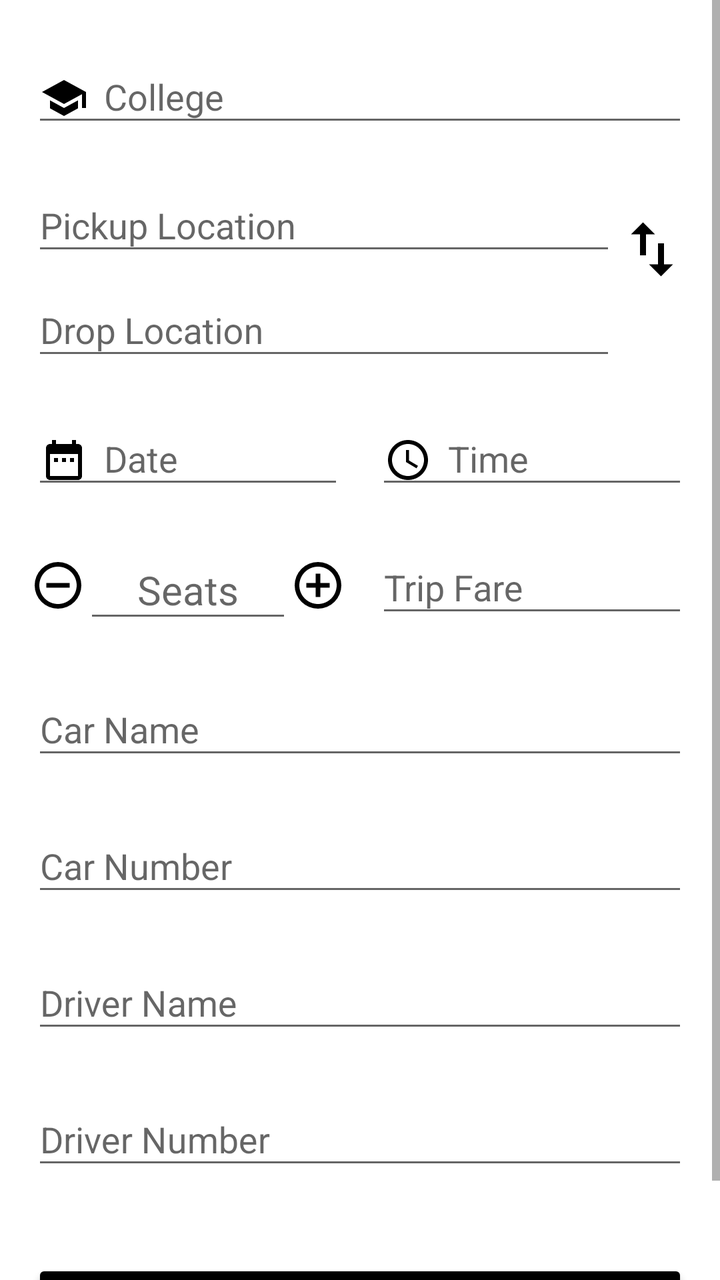
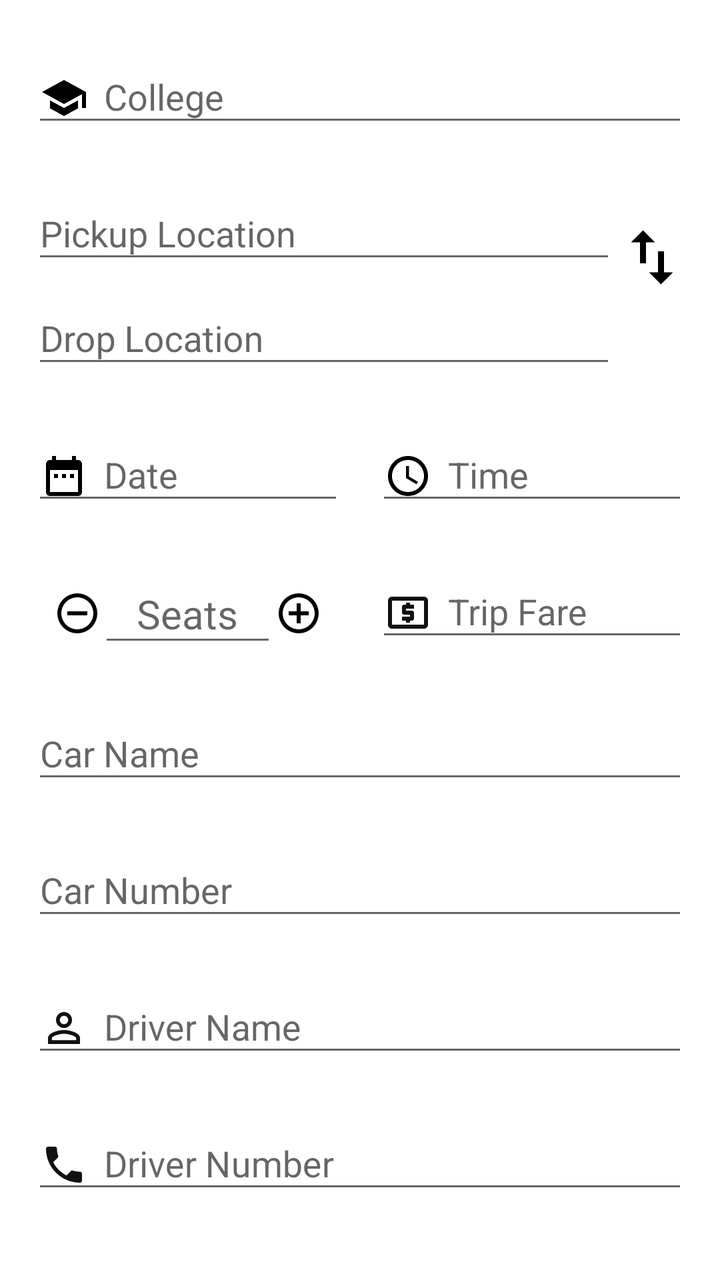

Screens rendered from an Android XML layout before and after an edit, with the pre-edit source and the edit as a unified diff.
<!-- AndroidManifest.xml: application theme AppTheme -->
<!-- res/layout/activity_add_car.xml -->
<?xml version="1.0" encoding="utf-8"?>
<ScrollView xmlns:android="http://schemas.android.com/apk/res/android"
    xmlns:tools="http://schemas.android.com/tools"
    android:layout_width="match_parent"
    android:layout_height="match_parent"
    android:fitsSystemWindows="true">

    <LinearLayout
        android:layout_width="match_parent"
        android:layout_height="wrap_content"
        android:background="@color/white"
        android:orientation="vertical"
        android:paddingBottom="16dp"
        android:paddingLeft="16dp"
        android:paddingRight="16dp"
        android:paddingTop="16dp">

        <LinearLayout
            android:layout_width="match_parent"
            android:layout_height="wrap_content"
            android:layout_marginBottom="12dp"
            android:baselineAligned="false"
            android:orientation="horizontal">

            <android.support.design.widget.TextInputLayout
                android:layout_width="0dp"
                android:layout_height="wrap_content"
                android:layout_weight="1">

                <AutoCompleteTextView
                    android:id="@+id/add_car_college"
                    android:layout_width="match_parent"
                    android:layout_height="wrap_content"
                    android:drawablePadding="8dp"
                    android:drawableStart="@drawable/ic_college"
                    android:hint="@string/college"
                    android:inputType="textAutoComplete|text"
                    android:maxLines="1"
                    android:singleLine="true" />

            </android.support.design.widget.TextInputLayout>

        </LinearLayout>

        <LinearLayout
            android:layout_width="match_parent"
            android:layout_height="wrap_content"
            android:layout_marginBottom="12dp"
            android:orientation="horizontal">

            <LinearLayout
                android:layout_width="0dp"
                android:layout_height="wrap_content"
                android:layout_weight="1"
                android:orientation="vertical">

                <android.support.design.widget.TextInputLayout
                    android:layout_width="match_parent"
                    android:layout_height="0dp"
                    android:layout_weight="1"
                    tools:ignore="NestedWeights">

                    <AutoCompleteTextView
                        android:id="@+id/add_car_pickup"
                        android:layout_width="match_parent"
                        android:layout_height="wrap_content"
                        android:hint="@string/from"
                        android:inputType="textAutoComplete|text"
                        android:maxLines="1"
                        android:singleLine="true" />

                </android.support.design.widget.TextInputLayout>

                <android.support.design.widget.TextInputLayout
                    android:layout_width="match_parent"
                    android:layout_height="0dp"
                    android:layout_weight="1">

                    <AutoCompleteTextView
                        android:id="@+id/add_car_drop"
                        android:layout_width="match_parent"
                        android:layout_height="wrap_content"
                        android:hint="@string/to"
                        android:inputType="textAutoComplete|text"
                        android:maxLines="1"
                        android:singleLine="true" />

                </android.support.design.widget.TextInputLayout>

            </LinearLayout>

            <ImageButton
                android:id="@+id/add_car_swap_location"
                android:layout_width="wrap_content"
                android:layout_height="wrap_content"
                android:layout_gravity="center_vertical"
                android:layout_marginBottom="8dp"
                android:background="@color/white"
                android:clickable="true"
                android:focusable="true"
                android:src="@drawable/ic_swap"
                tools:ignore="ContentDescription" />

        </LinearLayout>

        <LinearLayout
            android:layout_width="match_parent"
            android:layout_height="wrap_content"
            android:layout_marginBottom="12dp"
            android:baselineAligned="false"
            android:orientation="horizontal">

            <android.support.design.widget.TextInputLayout
                android:layout_width="0dp"
                android:layout_height="wrap_content"
                android:layout_marginEnd="16dp"
                android:layout_weight="1"
                tools:ignore="NestedWeights">

                <EditText
                    android:id="@+id/add_car_date"
                    android:layout_width="match_parent"
                    android:layout_height="wrap_content"
                    android:drawablePadding="8dp"
                    android:drawableStart="@drawable/ic_date"
                    android:focusable="false"
                    android:hint="@string/date_of_ride"
                    android:inputType="date"
                    android:maxLines="1"
                    android:singleLine="true" />

            </android.support.design.widget.TextInputLayout>

            <android.support.design.widget.TextInputLayout
                android:layout_width="0dp"
                android:layout_height="wrap_content"
                android:layout_weight="1">

                <EditText
                    android:id="@+id/add_car_time"
                    android:layout_width="match_parent"
                    android:layout_height="wrap_content"
                    android:drawablePadding="8dp"
                    android:drawableStart="@drawable/ic_time"
                    android:focusable="false"
                    android:hint="@string/time_of_ride"
                    android:inputType="datetime"
                    android:maxLines="1"
                    android:singleLine="true" />

            </android.support.design.widget.TextInputLayout>

        </LinearLayout>

        <LinearLayout
            android:layout_width="match_parent"
            android:layout_height="wrap_content"
            android:baselineAligned="false"
            android:gravity="center">

            <LinearLayout
                android:layout_width="0dp"
                android:layout_height="wrap_content"
                android:layout_marginEnd="16dp"
                android:layout_weight="1"
                android:baselineAligned="false">

                <LinearLayout
                    android:layout_width="0dp"
                    android:layout_height="match_parent"
                    android:layout_weight="1"
                    android:gravity="center"
                    tools:ignore="NestedWeights">

                    <Button
                        android:id="@+id/add_car_decrease_seat"
                        android:layout_width="28dp"
                        android:layout_height="28dp"
                        android:layout_marginTop="4dp"
                        android:background="@drawable/ic_minus_seats" />

                </LinearLayout>

                <android.support.design.widget.TextInputLayout
                    android:layout_width="0dp"
                    android:layout_height="wrap_content"
                    android:layout_weight="4">

                    <EditText
                        android:id="@+id/add_car_seats"
                        android:layout_width="match_parent"
                        android:layout_height="wrap_content"
                        android:layout_gravity="center"
                        android:focusable="false"
                        android:gravity="center"
                        android:hint="@string/seats"
                        android:inputType="number"
                        android:maxLines="1"
                        android:singleLine="true"
                        android:textSize="20sp" />

                </android.support.design.widget.TextInputLayout>

                <LinearLayout
                    android:layout_width="0dp"
                    android:layout_height="match_parent"
                    android:layout_weight="1"
                    android:gravity="center">

                    <Button
                        android:id="@+id/add_car_increase_seat"
                        android:layout_width="28dp"
                        android:layout_height="28dp"
                        android:layout_marginTop="4dp"
                        android:background="@drawable/ic_plus_seats" />

                </LinearLayout>

            </LinearLayout>

            <LinearLayout
                android:layout_width="0dp"
                android:layout_height="match_parent"
                android:layout_weight="1">

                <android.support.design.widget.TextInputLayout
                    android:layout_width="match_parent"
                    android:layout_height="wrap_content">

                    <EditText
                        android:id="@+id/add_car_fare"
                        android:layout_width="match_parent"
                        android:layout_height="wrap_content"
                        android:hint="@string/trip_fare"
                        android:inputType="number" />

                </android.support.design.widget.TextInputLayout>

            </LinearLayout>

        </LinearLayout>

        <android.support.design.widget.TextInputLayout
            android:layout_width="match_parent"
            android:layout_height="wrap_content"
            android:layout_marginBottom="16dp"
            android:layout_marginTop="16dp">

            <EditText
                android:id="@+id/add_car_name"
                android:layout_width="match_parent"
                android:layout_height="wrap_content"
                android:hint="@string/car_name"
                android:inputType="text" />

        </android.support.design.widget.TextInputLayout>

        <android.support.design.widget.TextInputLayout
            android:layout_width="match_parent"
            android:layout_height="wrap_content"
            android:layout_marginBottom="16dp">

            <EditText
                android:id="@+id/add_car_number"
                android:layout_width="match_parent"
                android:layout_height="wrap_content"
                android:hint="@string/car_number"
                android:inputType="text|number" />

        </android.support.design.widget.TextInputLayout>

        <android.support.design.widget.TextInputLayout
            android:layout_width="match_parent"
            android:layout_height="wrap_content"
            android:layout_marginBottom="16dp">

            <EditText
                android:id="@+id/add_car_driver_name"
                android:layout_width="match_parent"
                android:layout_height="wrap_content"
                android:hint="@string/driver_name"
                android:inputType="textPersonName" />

        </android.support.design.widget.TextInputLayout>

        <android.support.design.widget.TextInputLayout
            android:layout_width="match_parent"
            android:layout_height="wrap_content"
            android:layout_marginBottom="16dp">

            <EditText
                android:id="@+id/add_car_driver_contact"
                android:layout_width="match_parent"
                android:layout_height="wrap_content"
                android:hint="@string/driver_number"
                android:inputType="number" />

        </android.support.design.widget.TextInputLayout>

        <Button
            android:id="@+id/button_add_car"
            style="?android:textAppearanceSmall"
            android:layout_width="match_parent"
            android:layout_height="wrap_content"
            android:layout_gravity="center_horizontal"
            android:layout_marginTop="24dp"
            android:text="@string/add_car"
            android:textColor="#ffffff"
            android:textStyle="bold"
            android:theme="@style/buttonTheme" />

    </LinearLayout>

</ScrollView>
<!-- resources referenced by this layout -->
<resources>
  <color name="white">#FFFFFF</color>
  <!-- drawable ic_college (drawable) -->
  <vector xmlns:android="http://schemas.android.com/apk/res/android"
      android:width="24dp"
      android:height="24dp"
      android:viewportHeight="24.0"
      android:viewportWidth="24.0">
      <path
          android:fillColor="#FF000000"
          android:pathData="M5,13.18v4L12,21l7,-3.82v-4L12,17l-7,-3.82zM12,3L1,9l11,6 9,-4.91V17h2V9L12,3z" />
  </vector>
  <!-- drawable ic_swap (drawable) -->
  <vector xmlns:android="http://schemas.android.com/apk/res/android"
      android:width="36dp"
      android:height="36dp"
      android:viewportHeight="24.0"
      android:viewportWidth="24.0">
      <path
          android:fillColor="#FF000000"
          android:pathData="M16,17.01V10h-2v7.01h-3L15,21l4,-3.99h-3zM9,3L5,6.99h3V14h2V6.99h3L9,3z" />
  </vector>
  <string name="add_car">Add Car</string>
  <string name="car_name">Car Name</string>
  <string name="car_number">Car Number</string>
  <string name="college">College</string>
  <string name="date_of_ride">Date</string>
  <string name="driver_name">Driver Name</string>
  <string name="driver_number">Driver Number</string>
  <string name="from">Pickup Location</string>
  <string name="seats">Seats</string>
  <string name="time_of_ride">Time</string>
  <string name="to">Drop Location</string>
  <string name="trip_fare">Trip Fare</string>
  <style name="buttonTheme" parent="Theme.AppCompat.Light.DarkActionBar">
          <item name="colorButtonNormal">#000000</item>
      </style>
  <style name="AppTheme" parent="Theme.AppCompat.Light.DarkActionBar">
          <item name="colorPrimary">@color/colorPrimary</item>
          <item name="colorPrimaryDark">@color/colorPrimaryDark</item>
          <item name="colorAccent">@color/colorAccent</item>
      </style>
  <color name="colorPrimary">#000000</color>
  <color name="colorPrimaryDark">#000000</color>
  <color name="colorAccent">#000000</color>
  <!-- unchanged entries left out for length: 4 -->
</resources>

<!-- the commit's change to res/layout/activity_add_car.xml (unified diff, before → after) -->
@@ -3,49 +3,42 @@
     xmlns:tools="http://schemas.android.com/tools"
     android:layout_width="match_parent"
     android:layout_height="match_parent"
-    android:fitsSystemWindows="true">
+    android:fitsSystemWindows="true"
+    android:scrollbars="none">
 
     <LinearLayout
         android:layout_width="match_parent"
         android:layout_height="wrap_content"
         android:background="@color/white"
+        android:focusable="true"
+        android:focusableInTouchMode="true"
         android:orientation="vertical"
-        android:paddingBottom="16dp"
-        android:paddingLeft="16dp"
-        android:paddingRight="16dp"
-        android:paddingTop="16dp">
+        android:padding="16dp">
+
+        <android.support.design.widget.TextInputLayout
+            android:id="@+id/add_car_college_layout"
+            android:layout_width="match_parent"
+            android:layout_height="wrap_content"
+            android:layout_marginBottom="16dp">
+
+            <AutoCompleteTextView
+                android:id="@+id/add_car_college"
+                android:layout_width="match_parent"
+                android:layout_height="wrap_content"
+                android:drawablePadding="8dp"
+                android:drawableStart="@drawable/ic_college"
+                android:hint="@string/college"
+                android:inputType="textAutoComplete|text"
+                android:longClickable="false"
+                android:nextFocusLeft="@id/add_car_college"
+                android:nextFocusUp="@id/add_car_college" />
+
+        </android.support.design.widget.TextInputLayout>
 
         <LinearLayout
             android:layout_width="match_parent"
             android:layout_height="wrap_content"
-            android:layout_marginBottom="12dp"
-            android:baselineAligned="false"
-            android:orientation="horizontal">
-
-            <android.support.design.widget.TextInputLayout
-                android:layout_width="0dp"
-                android:layout_height="wrap_content"
-                android:layout_weight="1">
-
-                <AutoCompleteTextView
-                    android:id="@+id/add_car_college"
-                    android:layout_width="match_parent"
-                    android:layout_height="wrap_content"
-                    android:drawablePadding="8dp"
-                    android:drawableStart="@drawable/ic_college"
-                    android:hint="@string/college"
-                    android:inputType="textAutoComplete|text"
-                    android:maxLines="1"
-                    android:singleLine="true" />
-
-            </android.support.design.widget.TextInputLayout>
-
-        </LinearLayout>
-
-        <LinearLayout
-            android:layout_width="match_parent"
-            android:layout_height="wrap_content"
-            android:layout_marginBottom="12dp"
+            android:layout_marginBottom="16dp"
             android:orientation="horizontal">
 
             <LinearLayout
@@ -55,35 +48,32 @@
                 android:orientation="vertical">
 
                 <android.support.design.widget.TextInputLayout
-                    android:layout_width="match_parent"
-                    android:layout_height="0dp"
-                    android:layout_weight="1"
-                    tools:ignore="NestedWeights">
+                    android:id="@+id/add_car_pickup_layout"
+                    android:layout_width="match_parent"
+                    android:layout_height="wrap_content">
 
                     <AutoCompleteTextView
                         android:id="@+id/add_car_pickup"
                         android:layout_width="match_parent"
                         android:layout_height="wrap_content"
-                        android:hint="@string/from"
+                        android:hint="@string/pickup_location"
                         android:inputType="textAutoComplete|text"
-                        android:maxLines="1"
-                        android:singleLine="true" />
+                        android:longClickable="false" />
 
                 </android.support.design.widget.TextInputLayout>
 
                 <android.support.design.widget.TextInputLayout
-                    android:layout_width="match_parent"
-                    android:layout_height="0dp"
-                    android:layout_weight="1">
+                    android:id="@+id/add_car_drop_layout"
+                    android:layout_width="match_parent"
+                    android:layout_height="wrap_content">
 
                     <AutoCompleteTextView
                         android:id="@+id/add_car_drop"
                         android:layout_width="match_parent"
                         android:layout_height="wrap_content"
-                        android:hint="@string/to"
+                        android:hint="@string/drop_location"
                         android:inputType="textAutoComplete|text"
-                        android:maxLines="1"
-                        android:singleLine="true" />
+                        android:longClickable="false" />
 
                 </android.support.design.widget.TextInputLayout>
 
@@ -106,47 +96,47 @@
         <LinearLayout
             android:layout_width="match_parent"
             android:layout_height="wrap_content"
-            android:layout_marginBottom="12dp"
+            android:layout_marginBottom="16dp"
             android:baselineAligned="false"
             android:orientation="horizontal">
 
             <android.support.design.widget.TextInputLayout
+                android:id="@+id/add_car_date_layout"
                 android:layout_width="0dp"
                 android:layout_height="wrap_content"
                 android:layout_marginEnd="16dp"
                 android:layout_weight="1"
                 tools:ignore="NestedWeights">
 
-                <EditText
+                <android.support.design.widget.TextInputEditText
                     android:id="@+id/add_car_date"
                     android:layout_width="match_parent"
                     android:layout_height="wrap_content"
                     android:drawablePadding="8dp"
                     android:drawableStart="@drawable/ic_date"
                     android:focusable="false"
-                    android:hint="@string/date_of_ride"
+                    android:hint="@string/date"
                     android:inputType="date"
-                    android:maxLines="1"
-                    android:singleLine="true" />
+                    android:longClickable="false" />
 
             </android.support.design.widget.TextInputLayout>
 
             <android.support.design.widget.TextInputLayout
+                android:id="@+id/add_car_time_layout"
                 android:layout_width="0dp"
                 android:layout_height="wrap_content"
                 android:layout_weight="1">
 
-                <EditText
+                <android.support.design.widget.TextInputEditText
                     android:id="@+id/add_car_time"
                     android:layout_width="match_parent"
                     android:layout_height="wrap_content"
                     android:drawablePadding="8dp"
                     android:drawableStart="@drawable/ic_time"
                     android:focusable="false"
-                    android:hint="@string/time_of_ride"
-                    android:inputType="datetime"
-                    android:maxLines="1"
-                    android:singleLine="true" />
+                    android:hint="@string/time"
+                    android:inputType="time"
+                    android:longClickable="false" />
 
             </android.support.design.widget.TextInputLayout>
 
@@ -155,8 +145,8 @@
         <LinearLayout
             android:layout_width="match_parent"
             android:layout_height="wrap_content"
-            android:baselineAligned="false"
-            android:gravity="center">
+            android:layout_marginBottom="16dp"
+            android:baselineAligned="false">
 
             <LinearLayout
                 android:layout_width="0dp"
@@ -168,25 +158,27 @@
                 <LinearLayout
                     android:layout_width="0dp"
                     android:layout_height="match_parent"
-                    android:layout_weight="1"
+                    android:layout_weight="1.5"
                     android:gravity="center"
                     tools:ignore="NestedWeights">
 
                     <Button
                         android:id="@+id/add_car_decrease_seat"
-                        android:layout_width="28dp"
-                        android:layout_height="28dp"
-                        android:layout_marginTop="4dp"
+                        android:layout_width="24dp"
+                        android:layout_height="24dp"
+                        android:layout_marginStart="12dp"
+                        android:layout_marginTop="6dp"
                         android:background="@drawable/ic_minus_seats" />
 
                 </LinearLayout>
 
                 <android.support.design.widget.TextInputLayout
+                    android:id="@+id/add_car_seats_layout"
                     android:layout_width="0dp"
                     android:layout_height="wrap_content"
                     android:layout_weight="4">
 
-                    <EditText
+                    <android.support.design.widget.TextInputEditText
                         android:id="@+id/add_car_seats"
                         android:layout_width="match_parent"
                         android:layout_height="wrap_content"
@@ -195,8 +187,7 @@
                         android:gravity="center"
                         android:hint="@string/seats"
                         android:inputType="number"
-                        android:maxLines="1"
-                        android:singleLine="true"
+                        android:longClickable="false"
                         android:textSize="20sp" />
 
                 </android.support.design.widget.TextInputLayout>
@@ -204,49 +195,48 @@
                 <LinearLayout
                     android:layout_width="0dp"
                     android:layout_height="match_parent"
-                    android:layout_weight="1"
+                    android:layout_weight="1.5"
                     android:gravity="center">
 
                     <Button
                         android:id="@+id/add_car_increase_seat"
-                        android:layout_width="28dp"
-                        android:layout_height="28dp"
-                        android:layout_marginTop="4dp"
+                        android:layout_width="24dp"
+                        android:layout_height="24dp"
+                        android:layout_marginEnd="12dp"
+                        android:layout_marginTop="6dp"
                         android:background="@drawable/ic_plus_seats" />
 
                 </LinearLayout>
 
             </LinearLayout>
 
-            <LinearLayout
+            <android.support.design.widget.TextInputLayout
+                android:id="@+id/add_car_fare_layout"
                 android:layout_width="0dp"
                 android:layout_height="match_parent"
                 android:layout_weight="1">
 
-                <android.support.design.widget.TextInputLayout
-                    android:layout_width="match_parent"
-                    android:layout_height="wrap_content">
-
-                    <EditText
-                        android:id="@+id/add_car_fare"
-                        android:layout_width="match_parent"
-                        android:layout_height="wrap_content"
-                        android:hint="@string/trip_fare"
-                        android:inputType="number" />
-
-                </android.support.design.widget.TextInputLayout>
-
-            </LinearLayout>
+                <android.support.design.widget.TextInputEditText
+                    android:id="@+id/add_car_fare"
+                    android:layout_width="match_parent"
+                    android:layout_height="wrap_content"
+                    android:drawablePadding="8dp"
+                    android:drawableStart="@drawable/ic_fare"
+                    android:hint="@string/trip_fare"
+                    android:inputType="number"
+                    android:maxLength="4" />
+
+            </android.support.design.widget.TextInputLayout>
 
         </LinearLayout>
 
         <android.support.design.widget.TextInputLayout
-            android:layout_width="match_parent"
-            android:layout_height="wrap_content"
-            android:layout_marginBottom="16dp"
-            android:layout_marginTop="16dp">
-
-            <EditText
+            android:id="@+id/add_car_name_layout"
+            android:layout_width="match_parent"
+            android:layout_height="wrap_content"
+            android:layout_marginBottom="16dp">
+
+            <android.support.design.widget.TextInputEditText
                 android:id="@+id/add_car_name"
                 android:layout_width="match_parent"
                 android:layout_height="wrap_content"
@@ -256,44 +246,53 @@
         </android.support.design.widget.TextInputLayout>
 
         <android.support.design.widget.TextInputLayout
-            android:layout_width="match_parent"
-            android:layout_height="wrap_content"
-            android:layout_marginBottom="16dp">
-
-            <EditText
+            android:id="@+id/add_car_number_layout"
+            android:layout_width="match_parent"
+            android:layout_height="wrap_content"
+            android:layout_marginBottom="16dp">
+
+            <android.support.design.widget.TextInputEditText
                 android:id="@+id/add_car_number"
                 android:layout_width="match_parent"
                 android:layout_height="wrap_content"
                 android:hint="@string/car_number"
-                android:inputType="text|number" />
-
-        </android.support.design.widget.TextInputLayout>
-
-        <android.support.design.widget.TextInputLayout
-            android:layout_width="match_parent"
-            android:layout_height="wrap_content"
-            android:layout_marginBottom="16dp">
-
-            <EditText
+                android:inputType="text"
+                tools:ignore="TextFields" />
+
+        </android.support.design.widget.TextInputLayout>
+
+        <android.support.design.widget.TextInputLayout
+            android:id="@+id/add_car_driver_name_layout"
+            android:layout_width="match_parent"
+            android:layout_height="wrap_content"
+            android:layout_marginBottom="16dp">
+
+            <android.support.design.widget.TextInputEditText
                 android:id="@+id/add_car_driver_name"
                 android:layout_width="match_parent"
                 android:layout_height="wrap_content"
+                android:drawablePadding="8dp"
+                android:drawableStart="@drawable/ic_driver"
                 android:hint="@string/driver_name"
                 android:inputType="textPersonName" />
 
         </android.support.design.widget.TextInputLayout>
 
         <android.support.design.widget.TextInputLayout
-            android:layout_width="match_parent"
-            android:layout_height="wrap_content"
-            android:layout_marginBottom="16dp">
-
-            <EditText
+            android:id="@+id/add_car_driver_contact_layout"
+            android:layout_width="match_parent"
+            android:layout_height="wrap_content"
+            android:layout_marginBottom="16dp">
+
+            <android.support.design.widget.TextInputEditText
                 android:id="@+id/add_car_driver_contact"
                 android:layout_width="match_parent"
                 android:layout_height="wrap_content"
+                android:drawablePadding="8dp"
+                android:drawableStart="@drawable/ic_phone"
                 android:hint="@string/driver_number"
-                android:inputType="number" />
+                android:inputType="phone"
+                android:maxLength="14" />
 
         </android.support.design.widget.TextInputLayout>
 
@@ -303,6 +302,7 @@
             android:layout_width="match_parent"
             android:layout_height="wrap_content"
             android:layout_gravity="center_horizontal"
+            android:layout_marginBottom="16dp"
             android:layout_marginTop="24dp"
             android:text="@string/add_car"
             android:textColor="#ffffff"
<!-- resource entries referenced after the edit -->
@@ -10,6 +10,39 @@
       <path
           android:fillColor="#FF000000"
           android:pathData="M5,13.18v4L12,21l7,-3.82v-4L12,17l-7,-3.82zM12,3L1,9l11,6 9,-4.91V17h2V9L12,3z" />
+  </vector>
+  <!-- drawable ic_driver (drawable) -->
+  <vector xmlns:android="http://schemas.android.com/apk/res/android"
+      android:width="24dp"
+      android:height="24dp"
+      android:tint="#111111"
+      android:viewportHeight="24.0"
+      android:viewportWidth="24.0">
+      <path
+          android:fillColor="#FF000000"
+          android:pathData="M12,5.9c1.16,0 2.1,0.94 2.1,2.1s-0.94,2.1 -2.1,2.1S9.9,9.16 9.9,8s0.94,-2.1 2.1,-2.1m0,9c2.97,0 6.1,1.46 6.1,2.1v1.1L5.9,18.1L5.9,17c0,-0.64 3.13,-2.1 6.1,-2.1M12,4C9.79,4 8,5.79 8,8s1.79,4 4,4 4,-1.79 4,-4 -1.79,-4 -4,-4zM12,13c-2.67,0 -8,1.34 -8,4v3h16v-3c0,-2.66 -5.33,-4 -8,-4z" />
+  </vector>
+  <!-- drawable ic_fare (drawable) -->
+  <vector xmlns:android="http://schemas.android.com/apk/res/android"
+      android:width="24dp"
+      android:height="24dp"
+      android:tint="#111111"
+      android:viewportHeight="24.0"
+      android:viewportWidth="24.0">
+      <path
+          android:fillColor="#FF000000"
+          android:pathData="M11,17h2v-1h1c0.55,0 1,-0.45 1,-1v-3c0,-0.55 -0.45,-1 -1,-1h-3v-1h4L15,8h-2L13,7h-2v1h-1c-0.55,0 -1,0.45 -1,1v3c0,0.55 0.45,1 1,1h3v1L9,14v2h2v1zM20,4L4,4c-1.11,0 -1.99,0.89 -1.99,2L2,18c0,1.11 0.89,2 2,2h16c1.11,0 2,-0.89 2,-2L22,6c0,-1.11 -0.89,-2 -2,-2zM20,18L4,18L4,6h16v12z" />
+  </vector>
+  <!-- drawable ic_phone (drawable) -->
+  <vector xmlns:android="http://schemas.android.com/apk/res/android"
+      android:width="24dp"
+      android:height="24dp"
+      android:tint="#111111"
+      android:viewportHeight="24.0"
+      android:viewportWidth="24.0">
+      <path
+          android:fillColor="#FF000000"
+          android:pathData="M6.62,10.79c1.44,2.83 3.76,5.14 6.59,6.59l2.2,-2.2c0.27,-0.27 0.67,-0.36 1.02,-0.24 1.12,0.37 2.33,0.57 3.57,0.57 0.55,0 1,0.45 1,1V20c0,0.55 -0.45,1 -1,1 -9.39,0 -17,-7.61 -17,-17 0,-0.55 0.45,-1 1,-1h3.5c0.55,0 1,0.45 1,1 0,1.25 0.2,2.45 0.57,3.57 0.11,0.35 0.03,0.74 -0.25,1.02l-2.2,2.2z" />
   </vector>
   <!-- drawable ic_swap (drawable) -->
   <vector xmlns:android="http://schemas.android.com/apk/res/android"
@@ -25,13 +58,13 @@
   <string name="car_name">Car Name</string>
   <string name="car_number">Car Number</string>
   <string name="college">College</string>
-  <string name="date_of_ride">Date</string>
+  <string name="date">Date</string>
   <string name="driver_name">Driver Name</string>
   <string name="driver_number">Driver Number</string>
-  <string name="from">Pickup Location</string>
+  <string name="drop_location">Drop Location</string>
+  <string name="pickup_location">Pickup Location</string>
   <string name="seats">Seats</string>
-  <string name="time_of_ride">Time</string>
-  <string name="to">Drop Location</string>
+  <string name="time">Time</string>
   <string name="trip_fare">Trip Fare</string>
   <style name="buttonTheme" parent="Theme.AppCompat.Light.DarkActionBar">
           <item name="colorButtonNormal">#000000</item>
